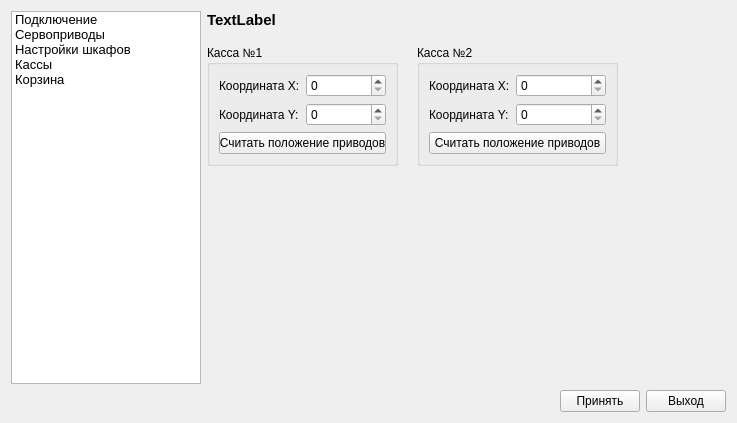
Old version of the form settingswindow.ui in the repository VladimirR46/PharmacyRobot.
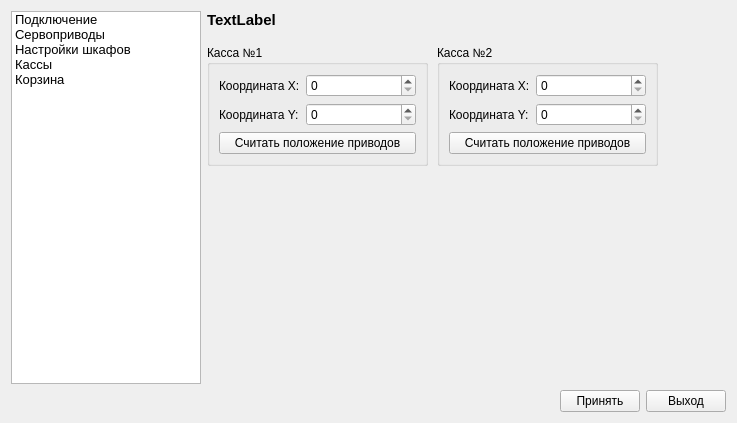
New version of the form. The open tabs and pages were chosen to show the change. Icons and pictures are not drawn.

Commit message: Add distructor and disconnect

What changed in the file:
```diff
--- a/settingswindow.ui
+++ b/settingswindow.ui
@@ -606,7 +606,7 @@
           <rect>
            <x>0</x>
            <y>10</y>
-           <width>191</width>
+           <width>221</width>
            <height>121</height>
           </rect>
          </property>
@@ -658,9 +658,9 @@
         <widget class="QGroupBox" name="groupBox_3">
          <property name="geometry">
           <rect>
-           <x>210</x>
+           <x>230</x>
            <y>10</y>
-           <width>201</width>
+           <width>221</width>
            <height>121</height>
           </rect>
          </property>
```
Left out of the diff: 2 changed lines with no effect on the pictures. The commit also changes 2 other files.
